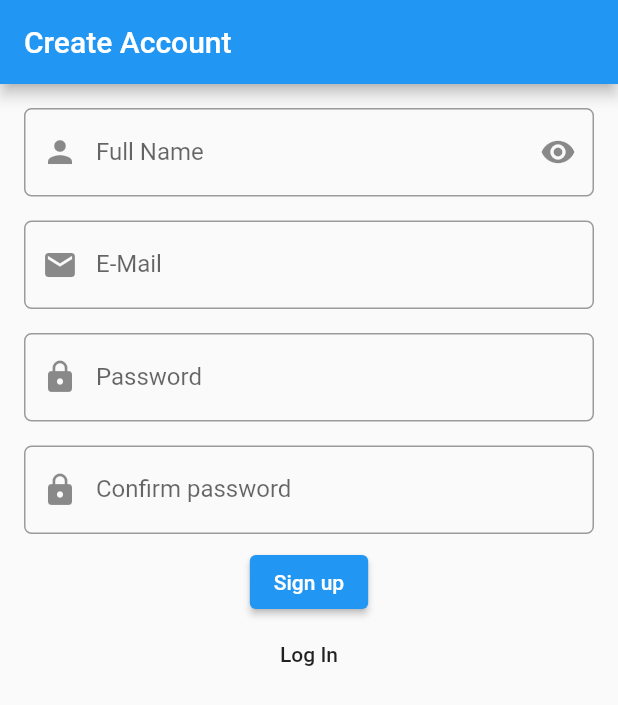
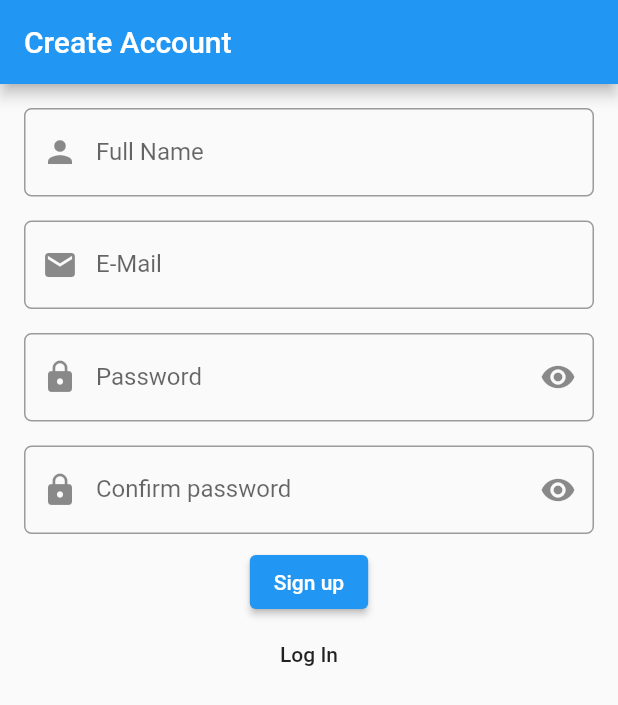
Before and after one commit to jaiswal4sudeep/Firebase-CRUD, a Flutter app: the Signup screen opened directly, on a phone screen of 412 x 824 dp. Shown: the top 705 px of the screen. Run offline on Flutter 3.47's test engine with Material 2 defaults, Android fonts, the phone set to English and light mode, and no system bars; our stand-ins replace cloud_firestore, firebase_auth, firebase_core, flutter_hooks, flutter_slidable, fluttertoast and 1 more; accounts and stored records are empty.

Commit message:
Update signup_page.dart

```diff
--- a/lib/pages/signup_page/signup_page.dart
+++ b/lib/pages/signup_page/signup_page.dart
@@ -38,14 +38,6 @@ class Signup extends HookConsumerWidget {
                       textInputAction: TextInputAction.next,
                       decoration: InputDecoration(
                         prefixIcon: const Icon(Icons.person),
-                        suffixIcon: IconButton(
-                          onPressed: () {
-                            isPasswordHidden.value != isPasswordHidden.value;
-                          },
-                          icon: isPasswordHidden.value
-                              ? const Icon(Icons.visibility)
-                              : const Icon(Icons.visibility_off),
-                        ),
                         hintText: "Enter Full Name",
                         labelText: "Full Name",
                         labelStyle: TextStyle(
@@ -102,10 +94,19 @@ class Signup extends HookConsumerWidget {
                     padding: const EdgeInsets.all(8.0),
                     child: TextFormField(
                       controller: _password,
+                      obsecureText: isPasswordHidden,
                       textInputAction: TextInputAction.next,
                       decoration: InputDecoration(
                         prefixIcon: const Icon(Icons.lock),
                         hintText: "Enter password",
+                        suffixIcon: IconButton(
+                          onPressed: () {
+                            isPasswordHidden.value != isPasswordHidden.value;
+                          },
+                          icon: isPasswordHidden.value
+                              ? const Icon(Icons.visibility)
+                              : const Icon(Icons.visibility_off),
+                        ),
                         labelText: "Password",
                         labelStyle: TextStyle(
                           color: Colors.black.withOpacity(0.6),
@@ -129,9 +130,18 @@ class Signup extends HookConsumerWidget {
                     padding: const EdgeInsets.all(8.0),
                     child: TextFormField(
                       controller: _confirmPassword,
+                      obsecureText: isPasswordHidden,
                       textInputAction: TextInputAction.done,
                       decoration: InputDecoration(
                         prefixIcon: const Icon(Icons.lock),
+                        suffixIcon: IconButton(
+                          onPressed: () {
+                            isPasswordHidden.value != isPasswordHidden.value;
+                          },
+                          icon: isPasswordHidden.value
+                              ? const Icon(Icons.visibility)
+                              : const Icon(Icons.visibility_off),
+                        ),
                         hintText: "Confirm your password",
                         labelText: "Confirm password",
                         labelStyle: TextStyle(
```
